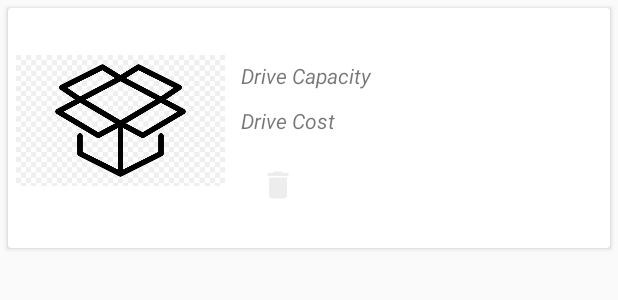
After one commit to mithsara/Android-Projects, an Android app: the layout raid_model.xml on its own in the app's theme, with its tools: preview values and no code run, on a phone screen of 412 x 824 dp. The commit adds this screen. Shown: the top 300 px of the screen. Run offline under Robolectric (Android 15) with nearby library versions, the phone set to English and light mode, and no system bars.

Commit message:
raid history and delete

```diff
--- a/app/src/main/AndroidManifest.xml
+++ b/app/src/main/AndroidManifest.xml
@@ -18,6 +18,7 @@
         <activity android:name=".numberSystemCalculatorActivity"></activity>
         <activity android:name=".numberSystemConverterActivity" />
         <activity android:name=".numberSystemHomeActivity" />
+        <activity android:name=".raid.AllRaid" />
         <activity android:name=".DTCalResultActivity"></activity>
 
         <activity android:name=".HomeActivity">
--- /dev/null
+++ b/app/src/main/res/layout/raid_model.xml
@@ -0,0 +1,78 @@
+<?xml version="1.0" encoding="utf-8"?>
+<androidx.cardview.widget.CardView
+
+    android:layout_width="match_parent"
+    android:layout_margin="5dp"
+    card_view_cardCornerRadius="5dp"
+    card_view_cardElevation="10dp"
+    android:layout_height="160dp"
+    android:background="@drawable/background_update"
+    xmlns:android="http://schemas.android.com/apk/res/android">
+
+    <LinearLayout
+        android:orientation="horizontal"
+        android:layout_width="match_parent"
+        android:layout_height="match_parent">
+
+        <ImageView
+            android:id="@+id/raidImageView"
+            android:layout_width="150dp"
+            android:layout_height="150dp"
+            android:padding="5dp"
+            android:src="@drawable/box" />
+
+        <LinearLayout
+            android:orientation="vertical"
+            android:layout_width="wrap_content"
+            android:layout_height="match_parent">
+
+            <TableLayout
+                android:layout_width="match_parent"
+                android:layout_height="wrap_content">
+
+
+                <TextView
+                    android:id="@+id/raidType"
+                    android:layout_width="wrap_content"
+                    android:layout_height="wrap_content"
+                    android:padding="5dp"
+                    android:text="Raid Type"
+                    android:textAppearance="?android:attr/textAppearanceSmall"
+                    android:textColor="#00FFFFFF" />
+
+
+                <TextView
+                    android:id="@+id/raidCapacity"
+                    android:layout_width="wrap_content"
+                    android:layout_height="wrap_content"
+                    android:padding="5dp"
+                    android:text="Drive Capacity"
+                    android:textAppearance="?android:attr/textAppearanceSmall"
+                    android:textStyle="italic" />
+
+
+                <TextView
+                    android:id="@+id/raiddriveCost"
+                    android:layout_width="wrap_content"
+                    android:layout_height="wrap_content"
+                    android:minLines="2"
+                    android:padding="5dp"
+                    android:text="Drive Cost"
+                    android:textAppearance="?android:attr/textAppearanceSmall"
+                    android:textStyle="italic" />
+
+                <TableRow
+                    android:layout_width="match_parent"
+                    android:layout_height="match_parent" >
+
+                    <ImageView
+                        android:id="@+id/raidDelete"
+                        android:layout_width="60dp"
+                        android:layout_height="match_parent"
+                        android:src="@drawable/ic_baseline_delete_24" />
+                </TableRow>
+            </TableLayout>
+
+        </LinearLayout>
+    </LinearLayout>
+</androidx.cardview.widget.CardView>
```
Also changed, not shown: app/src/main/java/com/example/cstools/model/RaidHistory.java (+8 -4 lines), app/src/main/java/com/example/cstools/raid/AllRaid.java (+103 -0 lines), app/src/main/java/com/example/cstools/raid/RaidAdapter.java (+119 -1 lines), app/src/main/java/com/example/cstools/raid/RaidHome.java (+11 -3 lines), app/src/main/res/layout/activity_raid_items.xml (added, +44 -0 lines), app/src/main/res/drawable-v24/box.jpg (added).
